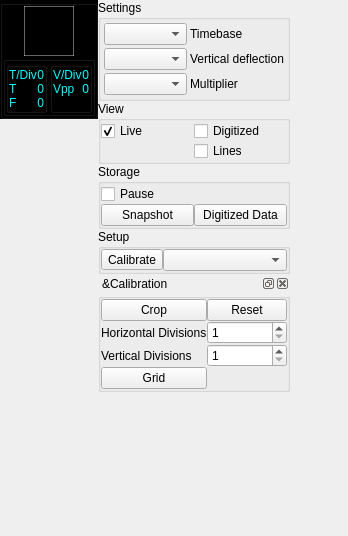
Before: the Qt Designer form Forms/Controls.ui in JosephEoff/D43, drawn with Qt 5.
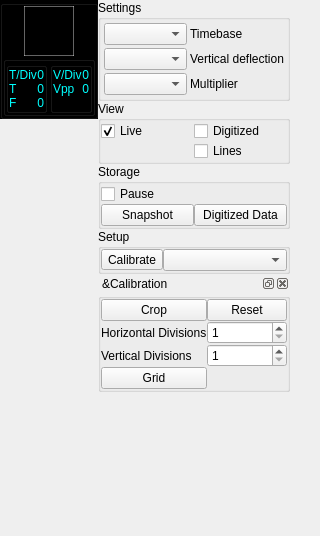
After: the same form once the commit is applied. Custom widgets are drawn as their Qt base class.

Patch:
```diff
--- a/Forms/Controls.ui
+++ b/Forms/Controls.ui
@@ -6,7 +6,7 @@
    <rect>
     <x>0</x>
     <y>0</y>
-    <width>348</width>
+    <width>320</width>
     <height>536</height>
    </rect>
   </property>
```
Left out of the diff: 10 changed lines with no effect on the pictures.
